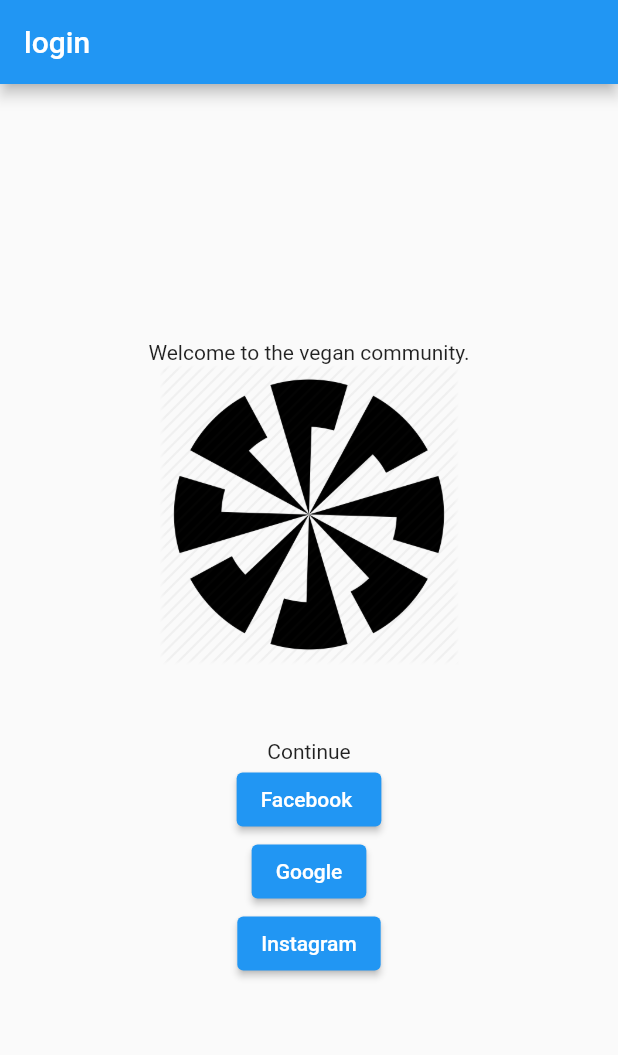
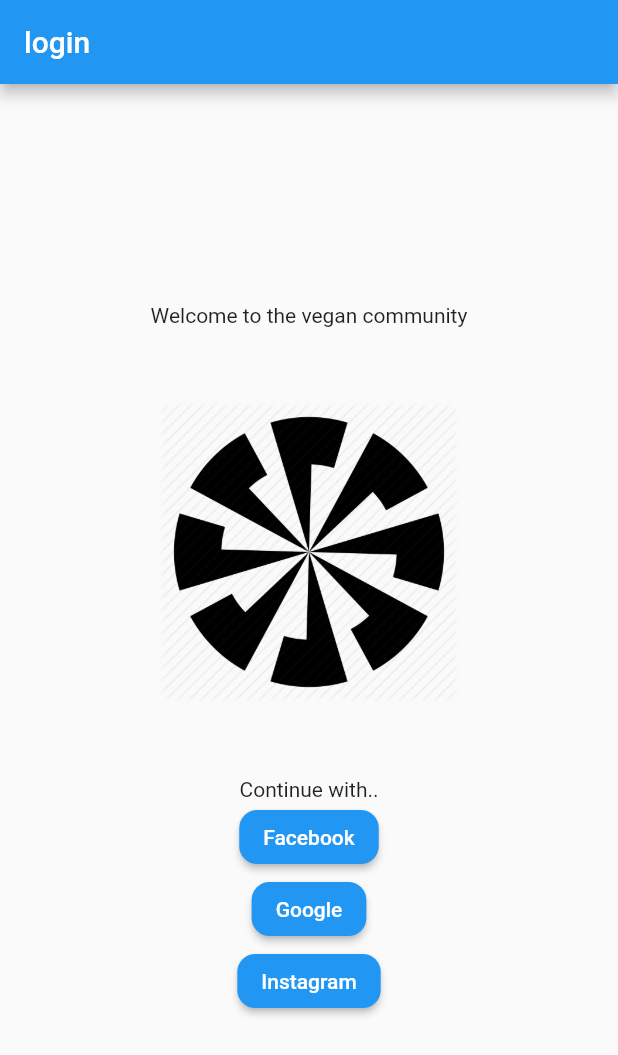
Before and after one commit to Abiidahiya/community_, a Flutter app: the screen it shows after launch, after a tap on "Google", on a phone screen of 412 x 824 dp. Shown: the top 1055 px of the screen. Run offline on Flutter 3.47's test engine with Material 2 defaults, Android fonts, the phone set to English and light mode, and no system bars; our stand-ins replace firebase_auth, google_sign_in; accounts and stored records are empty.

Commit message:
fixed as required

```diff
--- a/lib/AppStringRes.dart
+++ /dev/null
@@ -1 +0,0 @@
-const continueWith="Continue";
--- a/lib/main.dart
+++ b/lib/main.dart
@@ -1,4 +1,5 @@
-import 'package:community/login_screen.dart';
+
+import 'package:community/view/ui/login_screen.dart';
 import 'package:flutter/material.dart';
 
 void main() {
--- /dev/null
+++ b/lib/model/app_string_res.dart
@@ -0,0 +1,24 @@
+import 'package:flutter/material.dart';
+
+const continueWith="Continue with..";
+const welcome='Welcome to the vegan community';
+
+var facebookButton=ElevatedButton(
+    style:ElevatedButton.styleFrom(shape: RoundedRectangleBorder(
+        borderRadius: BorderRadius.circular(12))),
+    onPressed: (){
+
+    }, child: const Text('Facebook'));
+var googleButton=ElevatedButton(
+    style:ElevatedButton.styleFrom(shape: RoundedRectangleBorder(
+        borderRadius: BorderRadius.circular(12))),
+    onPressed: (){
+
+    }, child: const Text('Google'));
+var instagramButton=ElevatedButton(
+    style:ElevatedButton.styleFrom(
+        shape: RoundedRectangleBorder(
+            borderRadius: BorderRadius.circular(12))),
+    onPressed: (){
+
+    }, child: const Text('Instagram'));
--- a/lib/login_screen.dart
+++ b/lib/view/ui/login_screen.dart
@@ -1,6 +1,9 @@
+
+
+
 import 'package:flutter/material.dart';
-import 'sign_google.dart';
-import 'AppStringRes.dart';
+import '../../view_model/sign_google.dart';
+import '../../model/app_string_res.dart';
 class LoginScreen extends StatefulWidget {
   const LoginScreen({Key? key}) : super(key: key);
 
@@ -24,31 +27,19 @@
             child: Column(mainAxisAlignment: MainAxisAlignment.center,
               crossAxisAlignment: CrossAxisAlignment.center,
               children: [
-                const Text('Welcome to the vegan community.'),
+                const Text(welcome),
+                const SizedBox(height: 50,),
                 SizedBox(height: 200, width: 200,
-                  child: Image.asset('assets/logo.png'),),
+                  child: Image.asset('assets/images/ic_main_logo.png'),),
 
                 const SizedBox(height: 50),
                 const Text(continueWith),
 
 
 
-                ElevatedButton(
-                    style:ElevatedButton.styleFrom(),
-                    onPressed: (){
-
-                    }, child: const Text('Facebook ')),
-                ElevatedButton(
-                    style:ElevatedButton.styleFrom(),
-                    onPressed: (){
-                      signInWithGoogle();
-                      },
-                    child: const Text('Google')),
-                ElevatedButton(
-                    style:ElevatedButton.styleFrom(),
-                    onPressed: (){
-
-                    }, child: const Text('Instagram')),
+                facebookButton,
+                googleButton,
+                instagramButton,
 
               ],
             ),
--- a/pubspec.yaml
+++ b/pubspec.yaml
@@ -70,7 +70,7 @@
 
   # To add assets to your application, add an assets section, like this:
   assets:
-     - assets/logo.png
+     - assets/images/ic_main_logo.png
 
 
   # An image asset can refer to one or more resolution-specific "variants", see
```
Also changed, not shown: assets/images/ic_main_logo.png (renamed from assets/logo.png), lib/view_model/sign_google.dart (renamed from lib/sign_google.dart).
